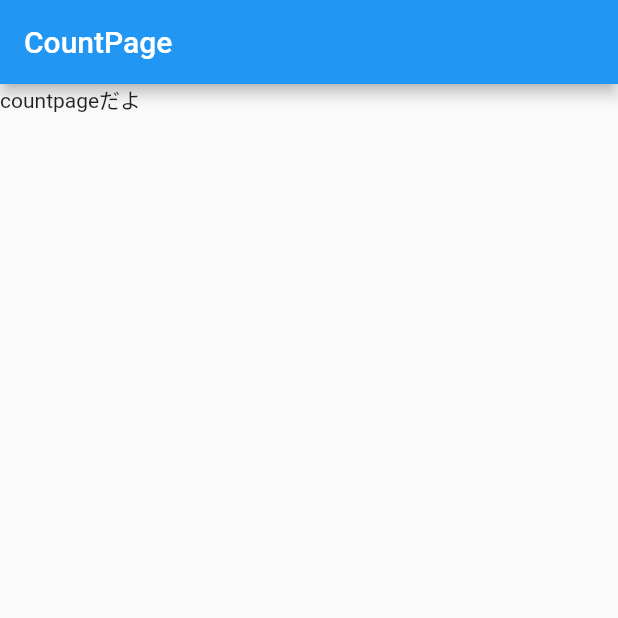
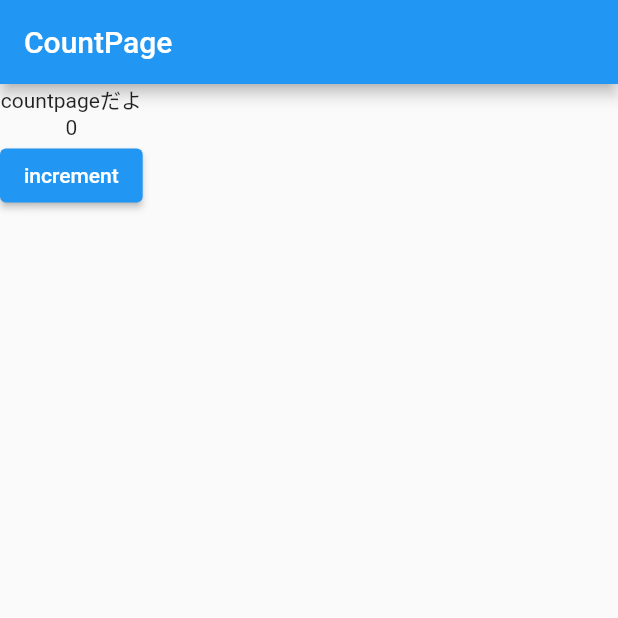
Before and after one commit to tttuuu1234/revorpod_count_app, a Flutter app: the screen it shows after launch, on a phone screen of 412 x 824 dp, the top half of it. Run offline on Flutter 3.47's test engine with Material 2 defaults, Android fonts, the phone set to English and light mode, and no system bars; our stand-ins replace flutter_hooks, freezed_annotation, hooks_riverpod, state_notifier; generated files the repository leaves out were written again.

Commit message:
状態変更関数のついか

```diff
--- /dev/null
+++ b/analysis_options.yaml
@@ -0,0 +1,6 @@
+# https://pub.dev/packages/pedantic_mono
+include: package:pedantic_mono/analysis_options.yaml
+analyzer:
+ exclude:
+   - "**/*.g.dart"
+   - "**/*.freezed.dart"
--- a/lib/app.dart
+++ b/lib/app.dart
@@ -1,14 +1,15 @@
 import 'package:flutter/material.dart';
+import 'package:hooks_riverpod/hooks_riverpod.dart';
 import 'package:reverpod_count_app/ui/count/count_page.dart';
+import 'package:reverpod_count_app/ui/count/count_view_model.dart';
 
+final countProvider = StateNotifierProvider((_) => CountViewModel());
 class ReverpodCountApp extends StatelessWidget {
   @override
   Widget build(BuildContext context) {
     return MaterialApp(
       title: 'ReverpodCountApp',
-      theme: ThemeData(
-        primaryColor: Colors.blue
-      ),
+      theme: ThemeData(primaryColor: Colors.blue),
       home: CountPage(),
     );
   }
--- a/lib/main.dart
+++ b/lib/main.dart
@@ -1,6 +1,9 @@
 import 'package:flutter/material.dart';
+import 'package:hooks_riverpod/hooks_riverpod.dart';
 import 'package:reverpod_count_app/app.dart';
 
 void main() {
-  runApp(ReverpodCountApp());
+  runApp(ProviderScope(
+    child: ReverpodCountApp(),
+  ));
 }
--- a/lib/ui/count/count_page.dart
+++ b/lib/ui/count/count_page.dart
@@ -1,15 +1,28 @@
 import 'package:flutter/material.dart';
+import 'package:flutter_hooks/flutter_hooks.dart';
+import 'package:hooks_riverpod/hooks_riverpod.dart';
+import 'package:reverpod_count_app/app.dart';
 
-class CountPage extends StatelessWidget {
+class CountPage extends HookWidget {
   @override
   Widget build(BuildContext context) {
+    final state = useProvider(countProvider.state);
+    final count = useProvider(countProvider);
+
     return Scaffold(
       appBar: AppBar(
-        title: Text('CountPage'),
+        title: const Text('CountPage'),
       ),
       body: Column(
         children: [
-          Text('countpageだよ')
+          const Text('countpageだよ'),
+          Text(state.counts.toString()),
+          ElevatedButton(
+            onPressed: () {
+              count.increment();
+            },
+            child: const Text('increment'),
+          )
         ],
       ),
     );
```
Also changed, not shown: lib/entity/count.dart (+11 -7 lines), lib/ui/count/count_view_model.dart (+4 -4 lines), pubspec.yaml (+6 -2 lines), lib/entity/count.freezed.dart (added), pubspec.lock.
